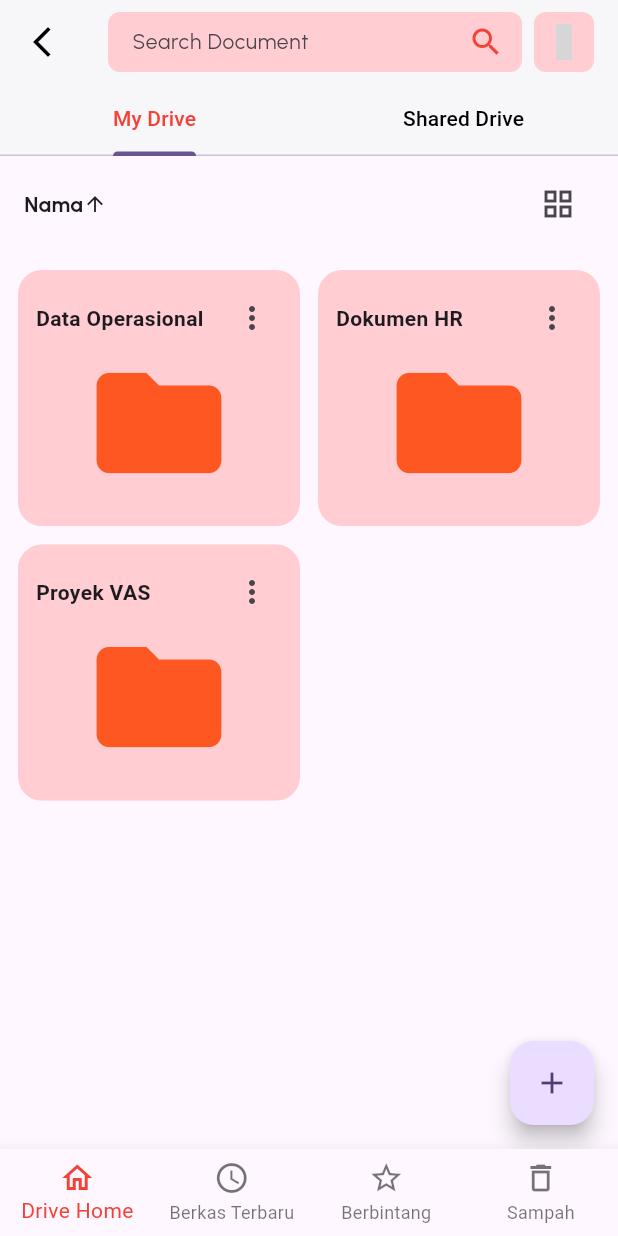
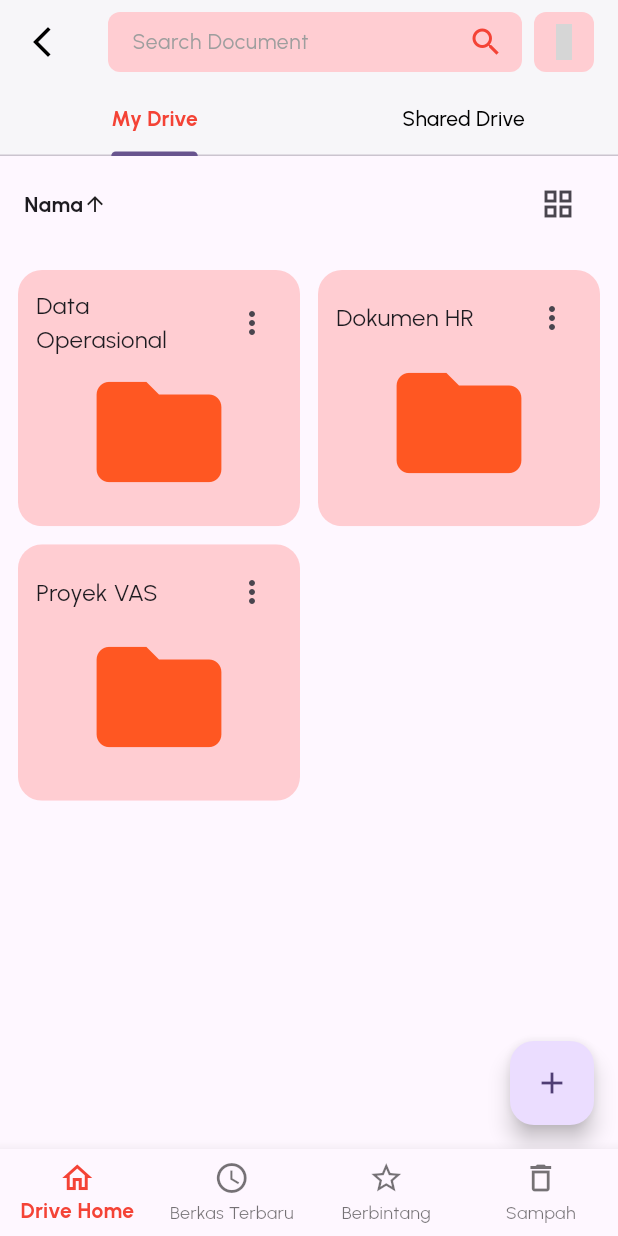
Before and after one commit to davamr2533/magang_vas_mobile, a Flutter app: the DriveHome screen opened directly, on a phone screen of 412 x 824 dp. Run offline on Flutter 3.47's test engine with Material 3 defaults, Android fonts, the phone set to English and light mode, and no system bars; our stand-ins replace dio, equatable, file_picker, fl_chart, flutter_bloc, flutter_iconly and 6 more; missing offline and left inert: tbib_splash_screen; accounts and stored records are empty; generated files the repository leaves out were written again; grey boxes are pictures that could not be loaded.

Commit message:
finishing ui vas drive (2) -ubah font

```diff
--- a/lib/screen/drive/drive_home.dart
+++ b/lib/screen/drive/drive_home.dart
@@ -64,14 +64,12 @@
   }
 
   void _navigateToFolder(FolderModel folder) async {
-    // Tunggu hasil yang dikembalikan oleh FolderPage, yang tipenya adalah ViewOption
     final result = await Navigator.of(context).push<ViewOption>(
       DriveRouting(
         page: FolderPage(initialFolder: folder, initialView: currentView),
       ),
     );
 
-    // Jika ada hasil yang dikembalikan dan berbeda dari state saat ini, perbarui UI
     if (result != null && result != currentView) {
       setState(() {
         currentView = result;
@@ -82,9 +80,7 @@
   List<FolderModel> _getAllItemsRecursive(List<FolderModel> folders) {
     List<FolderModel> allItems = [];
     for (var folder in folders) {
-      // Tambahkan folder itu sendiri
       allItems.add(folder);
-      // Jika punya anak, tambahkan juga semua anaknya secara rekursif
       if (folder.children.isNotEmpty) {
         allItems.addAll(_getAllItemsRecursive(folder.children));
       }
@@ -98,7 +94,6 @@
       isList: currentView == ViewOption.list,
       onFolderTap: (folderName) {
         final tapped = items.firstWhere((f) => f.namaFolder == folderName);
-        // Panggil fungsi baru di sini
         _navigateToFolder(tapped);
       },
     );
@@ -110,7 +105,6 @@
       length: 2,
       child: Scaffold(
         appBar: AppBar(
-          // AppBar Anda yang sudah ada sebelumnya
           backgroundColor: Colors.white,
           foregroundColor: Colors.black,
           elevation: 1,
@@ -129,6 +123,10 @@
                     style: GoogleFonts.urbanist(fontSize: 14),
                     decoration: InputDecoration(
                       hintText: "Search Document",
+                      hintStyle: GoogleFonts.urbanist(
+                        fontSize: 14,
+                        color: Colors.grey,
+                      ),
                       filled: true,
                       fillColor: Colors.red[100],
                       contentPadding: const EdgeInsets.symmetric(
@@ -180,11 +178,15 @@
               ),
             ],
           ),
-          // Pindahkan TabBar ke bottom properti dari AppBar
-          bottom: const TabBar(
+          bottom: TabBar(
             labelColor: Colors.red,
             unselectedLabelColor: Colors.black,
-            tabs: [
+            labelStyle: GoogleFonts.urbanist(
+              fontSize: 14,
+              fontWeight: FontWeight.bold,
+            ),
+            unselectedLabelStyle: GoogleFonts.urbanist(fontSize: 14),
+            tabs: const [
               Tab(text: "My Drive"),
               Tab(text: "Shared Drive"),
             ],
@@ -206,7 +208,12 @@
               child: TabBarView(
                 children: [
                   buildDriveGrid(items),
-                  const Center(child: Text("Shared Drive Content")),
+                  Center(
+                    child: Text(
+                      "Shared Drive Content",
+                      style: GoogleFonts.urbanist(),
+                    ),
+                  ),
                 ],
               ),
             ),
@@ -245,7 +252,7 @@
     );
 
     final pages = [
-      _buildDriveHomePage(), // ini akan rebuild sesuai currentView
+      _buildDriveHomePage(),
       TabPageWrapper(
         rootFolder: recentFolder,
         initialView: currentView,
@@ -270,6 +277,8 @@
         selectedItemColor: Colors.red,
         type: BottomNavigationBarType.fixed,
         unselectedItemColor: Colors.black54,
+        selectedLabelStyle: GoogleFonts.urbanist(fontWeight: FontWeight.bold),
+        unselectedLabelStyle: GoogleFonts.urbanist(),
         onTap: (index) => setState(() => _selectedIndex = index),
         items: const [
           BottomNavigationBarItem(
--- a/lib/screen/drive/template/folder_card.dart
+++ b/lib/screen/drive/template/folder_card.dart
@@ -1,5 +1,5 @@
-
 import 'package:flutter/material.dart';
+import 'package:google_fonts/google_fonts.dart';
 import 'package:vas_reporting/screen/drive/pages/detail_page.dart';
 import 'package:vas_reporting/screen/drive/tools/drive_popup.dart';
 import 'package:vas_reporting/screen/drive/tools/drive_routing.dart';
@@ -28,13 +28,27 @@
         color: Colors.transparent,
         child: InkWell(
           splashColor: Colors.orange.withValues(alpha: 0.5),
-          highlightColor: Colors.orange.withValues(alpha: 0.2), // warna saat ditekan
+          highlightColor: Colors.orange.withValues(
+            alpha: 0.2,
+          ), // warna saat ditekan
           splashFactory: InkRipple.splashFactory,
           onTap: () => onTap?.call(title),
           child: ListTile(
             leading: const Icon(Icons.folder, color: Colors.orange),
-            title: Text(title, overflow: TextOverflow.ellipsis),
-            subtitle: const Text("Folder"),
+            title: Text(
+              title,
+              overflow: TextOverflow.ellipsis,
+              style: GoogleFonts.urbanist(
+                fontSize: 16
+              ),
+            ),
+            subtitle: Text(
+              "Folder",
+              style: GoogleFonts.urbanist(
+                fontSize: 14,
+                color: Colors.grey[600],
+              ),
+            ),
             trailing: IconButton(
               icon: const Icon(Icons.more_vert),
               onPressed: () => _showOptions(context),
@@ -45,11 +59,13 @@
     } else {
       // <<====== MODE GRID VIEW ======>>
       return Material(
-        color: Colors.transparent, // penting untuk ripple
+        color: Colors.transparent,
         borderRadius: BorderRadius.circular(16),
         child: InkWell(
           splashColor: Colors.orange.withValues(alpha: 0.5),
-          highlightColor: Colors.orange.withValues(alpha: 0.2), // warna saat ditekan
+          highlightColor: Colors.orange.withValues(
+            alpha: 0.2,
+          ), // warna saat ditekan
           splashFactory: InkRipple.splashFactory,
           borderRadius: BorderRadius.circular(16),
           onTap: () => onTap?.call(title),
@@ -69,7 +85,9 @@
                     Expanded(
                       child: Text(
                         title,
-                        style: const TextStyle(fontWeight: FontWeight.bold),
+                        style: GoogleFonts.urbanist(
+                          fontSize: 16,
+                        ),
                         maxLines: 2,
                         overflow: TextOverflow.ellipsis,
                       ),
@@ -122,9 +140,8 @@
                   Expanded(
                     child: Text(
                       title,
-                      style: const TextStyle(
+                      style: GoogleFonts.urbanist(
                         fontSize: 16,
-                        fontWeight: FontWeight.bold,
                       ),
                       overflow: TextOverflow.ellipsis,
                     ),
@@ -140,7 +157,7 @@
                 Icons.drive_file_rename_outline,
                 color: Colors.deepOrange,
               ),
-              title: const Text("Ganti nama"),
+              title: Text("Ganti nama", style: GoogleFonts.urbanist()),
               onTap: () async {
                 Navigator.pop(sheetContext); // tutup bottomsheet
                 final newName = await popup.showTextInputDialog(
@@ -152,6 +169,7 @@
                     SnackBar(
                       content: Text(
                         "Folder \"$title\" diganti menjadi \"$newName\"",
+                        style: GoogleFonts.urbanist(),
                       ),
                     ),
                   );
@@ -162,13 +180,17 @@
             // <<====== OPSI: Tambah ke Berbintang ======>>
             ListTile(
               leading: const Icon(Icons.star_border, color: Colors.deepOrange),
-              title: const Text("Tambahkan ke Berbintang"),
+              title: Text(
+                "Tambahkan ke Berbintang",
+                style: GoogleFonts.urbanist(),
+              ),
               onTap: () {
                 Navigator.pop(sheetContext);
                 ScaffoldMessenger.of(rootContext).showSnackBar(
                   SnackBar(
                     content: Text(
                       "Folder \"$title\" ditambahkan ke Berbintang",
+                      style: GoogleFonts.urbanist(),
                     ),
                   ),
                 );
@@ -178,7 +200,7 @@
             // <<====== OPSI: Detail Informasi ======>>
             ListTile(
               leading: const Icon(Icons.info_outline, color: Colors.deepOrange),
-              title: const Text("Detail informasi"),
+              title: Text("Detail informasi", style: GoogleFonts.urbanist()),
               onTap: () {
                 Navigator.pop(sheetContext);
                 Navigator.of(rootContext).push(
@@ -203,7 +225,7 @@
                 Icons.delete_outline,
                 color: Colors.deepOrange,
               ),
-              title: const Text("Hapus"),
+              title: Text("Hapus", style: GoogleFonts.urbanist()),
               onTap: () async {
                 Navigator.pop(sheetContext);
                 final confirm = await popup.showConfirmDialog(
@@ -218,6 +240,7 @@
                     SnackBar(
                       content: Text(
                         "Berhasil memindahkan Folder \"$title\" ke Sampah.",
+                        style: GoogleFonts.urbanist(),
                       ),
                     ),
                   );
```
Also changed, not shown: lib/screen/drive/pages/detail_page.dart (+14 -32 lines), lib/screen/drive/pages/folder_page.dart (+5 -5 lines).
